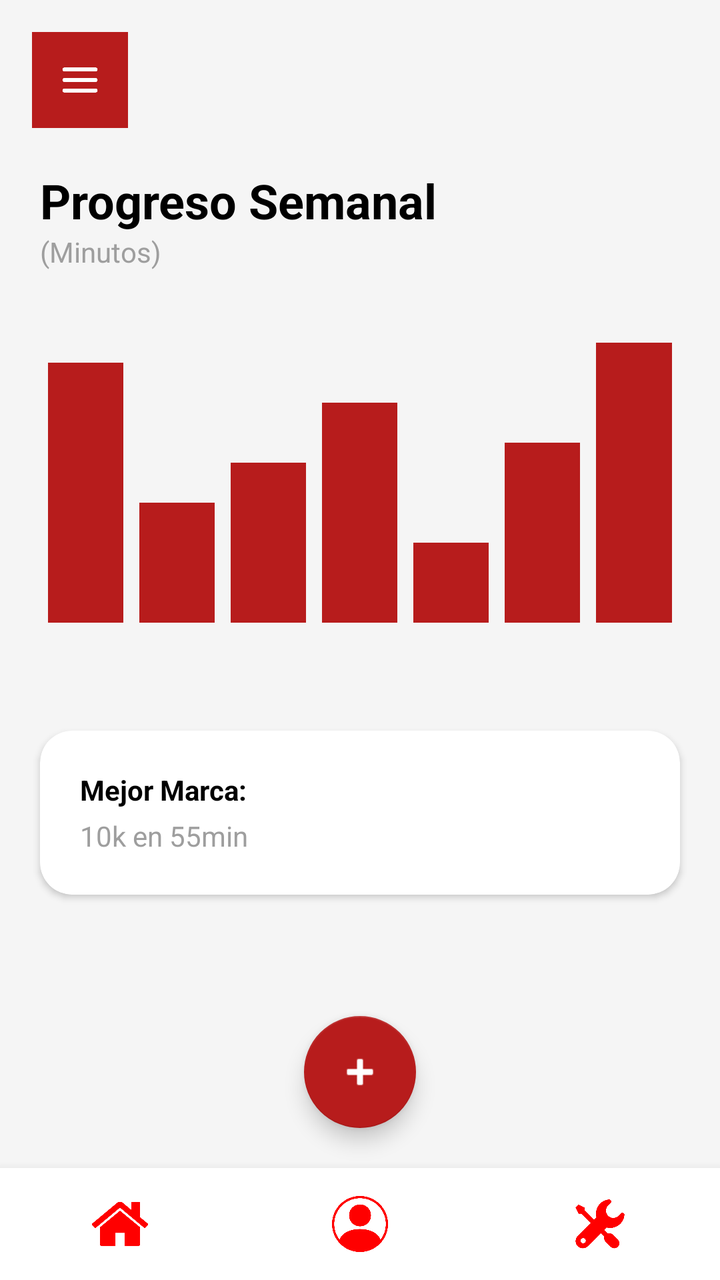
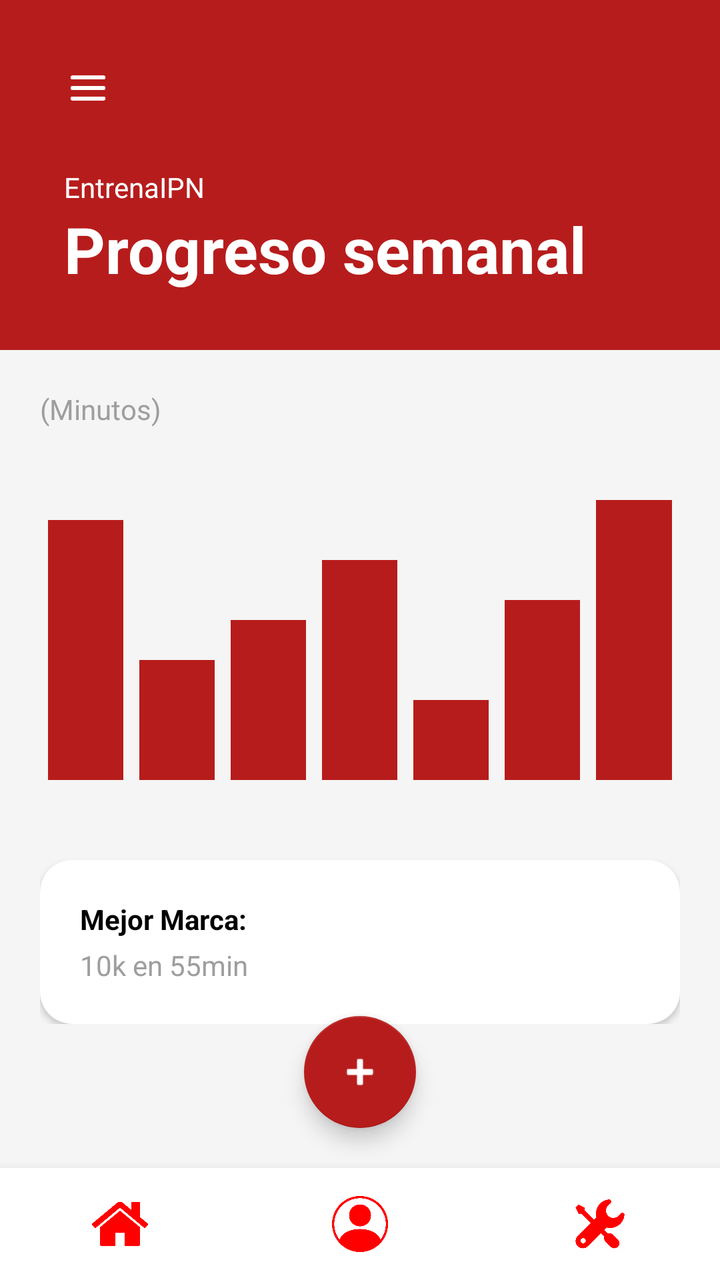

An Android layout rendered at two revisions. The XML below is the earlier revision; the diff shows what the commit changed to produce the second picture.
<!-- AndroidManifest.xml: application theme Theme.ActivaESCOM -->
<!-- res/layout/activity_progreso.xml -->
<?xml version="1.0" encoding="utf-8"?>
<androidx.drawerlayout.widget.DrawerLayout xmlns:android="http://schemas.android.com/apk/res/android"
    xmlns:app="http://schemas.android.com/apk/res-auto"
    android:id="@+id/drawerLayout"
    android:layout_width="match_parent"
    android:layout_height="match_parent">

    <androidx.constraintlayout.widget.ConstraintLayout
        android:layout_width="match_parent"
        android:layout_height="match_parent"
        android:background="@color/bg_light">

        <ImageButton
            android:id="@+id/btnHamburguesa"
            android:layout_width="48dp"
            android:layout_height="48dp"
            android:src="@drawable/navigation"
            android:background="@color/red_900"
            android:scaleType="fitCenter"
            android:padding="8dp"
            android:layout_marginStart="16dp"
            android:layout_marginTop="16dp"
            app:layout_constraintTop_toTopOf="parent"
            app:layout_constraintStart_toStartOf="parent" />

        <TextView
            android:id="@+id/tvTitle"
            android:layout_width="wrap_content"
            android:layout_height="wrap_content"
            android:text="Progreso Semanal"
            android:textSize="24sp"
            android:textStyle="bold"
            android:textColor="@color/black"
            android:layout_marginTop="20dp"
            android:layout_marginStart="20dp"
            app:layout_constraintTop_toBottomOf="@id/btnHamburguesa"
            app:layout_constraintStart_toStartOf="parent" />

        <TextView
            android:id="@+id/tvSubtitle"
            android:layout_width="wrap_content"
            android:layout_height="wrap_content"
            android:text="(Minutos)"
            android:textColor="@color/text_gray"
            android:layout_marginStart="20dp"
            app:layout_constraintTop_toBottomOf="@id/tvTitle"
            app:layout_constraintStart_toStartOf="parent" />

        <LinearLayout
            android:id="@+id/chartContainer"
            android:layout_width="match_parent"
            android:layout_height="150dp"
            android:orientation="horizontal"
            android:gravity="bottom"
            android:layout_marginTop="30dp"
            android:layout_marginStart="20dp"
            android:layout_marginEnd="20dp"
            app:layout_constraintTop_toBottomOf="@id/tvSubtitle">

            <View android:layout_width="0dp" android:layout_height="130dp" android:layout_weight="1" android:layout_margin="4dp" android:background="@color/red_900" />
            <View android:layout_width="0dp" android:layout_height="60dp"  android:layout_weight="1" android:layout_margin="4dp" android:background="@color/red_900" />
            <View android:layout_width="0dp" android:layout_height="80dp"  android:layout_weight="1" android:layout_margin="4dp" android:background="@color/red_900" />
            <View android:layout_width="0dp" android:layout_height="110dp" android:layout_weight="1" android:layout_margin="4dp" android:background="@color/red_900" />
            <View android:layout_width="0dp" android:layout_height="40dp"  android:layout_weight="1" android:layout_margin="4dp" android:background="@color/red_900" />
            <View android:layout_width="0dp" android:layout_height="90dp"  android:layout_weight="1" android:layout_margin="4dp" android:background="@color/red_900" />
            <View android:layout_width="0dp" android:layout_height="140dp" android:layout_weight="1" android:layout_margin="4dp" android:background="@color/red_900" />
        </LinearLayout>

        <androidx.cardview.widget.CardView
            android:id="@+id/cardBestMark"
            android:layout_width="match_parent"
            android:layout_height="wrap_content"
            app:cardCornerRadius="16dp"
            app:cardElevation="2dp"
            android:layout_marginTop="50dp"
            android:layout_marginStart="20dp"
            android:layout_marginEnd="20dp"
            app:layout_constraintTop_toBottomOf="@id/chartContainer">

            <LinearLayout
                android:layout_width="match_parent"
                android:layout_height="wrap_content"
                android:orientation="vertical"
                android:padding="20dp">

                <TextView
                    android:layout_width="wrap_content"
                    android:layout_height="wrap_content"
                    android:text="Mejor Marca:"
                    android:textStyle="bold"
                    android:textColor="@color/black" />

                
                <TextView
                    android:layout_width="wrap_content"
                    android:layout_height="wrap_content"
                    android:text="10k en 55min"
                    android:textColor="@color/text_gray"
                    android:layout_marginTop="4dp" />
            </LinearLayout>
        </androidx.cardview.widget.CardView>

        <include
            android:id="@+id/bottomNavBar"
            layout="@layout/bottom_navigation"
            android:layout_width="match_parent"
            android:layout_height="56dp"
            app:layout_constraintBottom_toBottomOf="parent"
            app:layout_constraintStart_toStartOf="parent"
            app:layout_constraintEnd_toEndOf="parent" />

        <com.google.android.material.floatingactionbutton.FloatingActionButton
            android:layout_width="wrap_content"
            android:layout_height="wrap_content"
            android:src="@android:drawable/ic_input_add"
            app:backgroundTint="@color/red_900"
            app:tint="@color/white"
            app:layout_constraintBottom_toTopOf="@id/bottomNavBar"
            app:layout_constraintStart_toStartOf="parent"
            app:layout_constraintEnd_toEndOf="parent"
            android:layout_marginBottom="20dp" />

    </androidx.constraintlayout.widget.ConstraintLayout>

    
    <com.google.android.material.navigation.NavigationView
        android:id="@+id/navigationView"
        android:layout_width="wrap_content"
        android:layout_height="match_parent"
        android:layout_gravity="start"
        android:background="@color/white"
        app:headerLayout="@layout/nav_header"
        app:menu="@menu/nav_menu" />

</androidx.drawerlayout.widget.DrawerLayout>
<!-- res/layout/bottom_navigation.xml (included above) -->
<?xml version="1.0" encoding="utf-8"?>
<LinearLayout xmlns:android="http://schemas.android.com/apk/res/android"
    android:id="@+id/bottomNavBar"
    android:layout_width="match_parent"
    android:layout_height="56dp"
    android:orientation="horizontal"
    android:background="@color/white"
    android:elevation="8dp">

    <ImageButton
        android:id="@+id/navInicio"
        android:layout_width="0dp"
        android:layout_height="match_parent"
        android:layout_weight="1"
        android:src="@drawable/home"
        android:background="?attr/selectableItemBackgroundBorderless"
        android:scaleType="fitCenter"
        android:padding="14dp" />
    <ImageButton
    android:id="@+id/navPerfil"
    android:layout_width="0dp"
    android:layout_height="match_parent"
    android:layout_weight="1"
    android:src="@drawable/profile"
    android:background="?attr/selectableItemBackgroundBorderless"
    android:scaleType="fitCenter"
    android:padding="14dp" />
    <ImageButton
    android:id="@+id/navConfig"
    android:layout_width="0dp"
    android:layout_height="match_parent"
    android:layout_weight="1"
    android:src="@drawable/settings"
    android:background="?attr/selectableItemBackgroundBorderless"
    android:scaleType="fitCenter"
    android:padding="14dp" /> </LinearLayout>
<!-- res/layout/nav_header.xml (included above) -->
<?xml version="1.0" encoding="utf-8"?>
<LinearLayout xmlns:android="http://schemas.android.com/apk/res/android"
    android:layout_width="match_parent"
    android:layout_height="match_parent"
    android:orientation="vertical"
    android:background="@color/white">

    <LinearLayout
        android:layout_width="311dp"
        android:layout_height="180dp"
        android:background="@color/red_900"
        android:gravity="bottom"
        android:orientation="vertical"
        android:padding="20dp">

        <ImageView
            android:layout_width="60dp"
            android:layout_height="60dp"
            android:src="@drawable/logo_ipn"
            android:tint="@color/white" />

        <TextView
            android:layout_width="wrap_content"
            android:layout_height="wrap_content"
            android:layout_marginTop="12dp"
            android:text="EntrenaIPN"
            android:textColor="@color/white"
            android:textSize="20sp"
            android:textStyle="bold" />

        <TextView
            android:layout_width="wrap_content"
            android:layout_height="wrap_content"
            android:text="Ingeniería en Sistemas Computacionales"
            android:textColor="@color/red_300"
            android:textSize="14sp" />
    </LinearLayout>

    <LinearLayout
        android:layout_width="310dp"
        android:layout_height="wrap_content"
        android:orientation="vertical"
        android:paddingTop="15dp">

        <TextView
            android:id="@+id/menu_actividad"
            android:layout_width="match_parent"
            android:layout_height="wrap_content"
            android:background="?attr/selectableItemBackground"
            android:clickable="true"
            android:focusable="true"
            android:padding="16dp"
            android:text="🏠  Actividad"
            android:textColor="@color/black"
            android:textSize="16sp" />

        <TextView
            android:id="@+id/menu_progreso"
            android:layout_width="match_parent"
            android:layout_height="wrap_content"
            android:background="?attr/selectableItemBackground"
            android:clickable="true"
            android:focusable="true"
            android:padding="16dp"
            android:text="📈  Progreso semanal"
            android:textColor="@color/black"
            android:textSize="16sp" />

        <TextView
            android:id="@+id/menu_carrera"
            android:layout_width="match_parent"
            android:layout_height="wrap_content"
            android:background="?attr/selectableItemBackground"
            android:clickable="true"
            android:focusable="true"
            android:padding="16dp"
            android:text="🏃  Carrera matutina"
            android:textColor="@color/black"
            android:textSize="16sp" />

        <TextView
            android:id="@+id/menu_nuevo"
            android:layout_width="match_parent"
            android:layout_height="wrap_content"
            android:background="?attr/selectableItemBackground"
            android:clickable="true"
            android:focusable="true"
            android:padding="16dp"
            android:text="💪  Nuevo entrenamiento"
            android:textColor="@color/black"
            android:textSize="16sp" />

        
        <TextView
            android:id="@+id/menu_config"
            android:layout_width="match_parent"
            android:layout_height="wrap_content"
            android:background="?attr/selectableItemBackground"
            android:clickable="true"
            android:focusable="true"
            android:padding="16dp"
            android:text="⚙️  Configuración"
            android:textColor="@color/black"
            android:textSize="16sp" />

        <View
            android:layout_width="match_parent"
            android:layout_height="1dp"
            android:layout_marginHorizontal="16dp"
            android:layout_marginTop="8dp"
            android:background="@color/gray_light" />

        
        <TextView
            android:id="@+id/menu_logout"
            android:layout_width="match_parent"
            android:layout_height="wrap_content"
            android:background="?attr/selectableItemBackground"
            android:clickable="true"
            android:focusable="true"
            android:padding="16dp"
            android:text="🚪  Cerrar sesión"
            android:textColor="@color/red_900"
            android:textSize="16sp" />
    </LinearLayout>
</LinearLayout>
<!-- resources referenced by this layout -->
<resources>
  <color name="bg_light">#F5F5F5</color>
  <color name="black">#FF000000</color>
  <color name="gray_light">#E0E0E0</color>
  <color name="red_300">#EF9A9A</color>
  <color name="red_900">#B71C1C</color>
  <color name="text_gray">#9E9E9E</color>
  <color name="white">#FFFFFFFF</color>
  <!-- drawable home: png bitmap (drawable, 15478 bytes) -->
  <!-- drawable logo_ipn: png bitmap (drawable, 799627 bytes) -->
  <!-- drawable navigation: png bitmap (drawable, 8970 bytes) -->
  <!-- drawable profile: png bitmap (drawable, 22269 bytes) -->
  <!-- drawable settings: png bitmap (drawable, 18368 bytes) -->
  <style name="Theme.ActivaESCOM" parent="Base.Theme.ActivaESCOM">
      </style>
  <style name="Base.Theme.ActivaESCOM" parent="Theme.MaterialComponents.DayNight.NoActionBar">
      </style>
</resources>

<!-- the commit's change to res/layout/activity_progreso.xml (unified diff, before → after) -->
@@ -8,74 +8,64 @@
     <androidx.constraintlayout.widget.ConstraintLayout
         android:layout_width="match_parent"
         android:layout_height="match_parent"
-        android:background="@color/bg_light">
+        android:background="@color/gray_background">
+
+        
+        <View
+            android:id="@+id/header_bg"
+            android:layout_width="match_parent"
+            android:layout_height="175dp"
+            android:background="@color/red_900"
+            app:layout_constraintTop_toTopOf="parent"
+            app:layout_constraintStart_toStartOf="parent"
+            app:layout_constraintEnd_toEndOf="parent" />
 
         <ImageButton
             android:id="@+id/btnHamburguesa"
             android:layout_width="48dp"
             android:layout_height="48dp"
             android:src="@drawable/navigation"
-            android:background="@color/red_900"
+            android:background="@android:color/transparent"
             android:scaleType="fitCenter"
             android:padding="8dp"
-            android:layout_marginStart="16dp"
-            android:layout_marginTop="16dp"
+            android:layout_marginStart="20dp"
+            android:layout_marginTop="20dp"
             app:layout_constraintTop_toTopOf="parent"
             app:layout_constraintStart_toStartOf="parent" />
 
-        <TextView
-            android:id="@+id/tvTitle"
-            android:layout_width="wrap_content"
-            android:layout_height="wrap_content"
-            android:text="Progreso Semanal"
-            android:textSize="24sp"
+        
+        <TextView
+            android:id="@+id/tv_appname"
+            android:layout_width="wrap_content"
+            android:layout_height="wrap_content"
+            android:text="EntrenaIPN"
+            android:textColor="@color/white"
+            android:textSize="14sp"
+            android:layout_marginStart="32dp"
+            android:layout_marginTop="16dp"
+            app:layout_constraintStart_toStartOf="parent"
+            app:layout_constraintTop_toBottomOf="@id/btnHamburguesa" />
+
+        <TextView
+            android:id="@+id/tv_screen_title"
+            android:layout_width="wrap_content"
+            android:layout_height="wrap_content"
+            android:text="Progreso semanal"
+            android:textColor="@color/white"
+            android:textSize="32sp"
             android:textStyle="bold"
-            android:textColor="@color/black"
-            android:layout_marginTop="20dp"
-            android:layout_marginStart="20dp"
-            app:layout_constraintTop_toBottomOf="@id/btnHamburguesa"
-            app:layout_constraintStart_toStartOf="parent" />
-
-        <TextView
-            android:id="@+id/tvSubtitle"
-            android:layout_width="wrap_content"
-            android:layout_height="wrap_content"
-            android:text="(Minutos)"
-            android:textColor="@color/text_gray"
-            android:layout_marginStart="20dp"
-            app:layout_constraintTop_toBottomOf="@id/tvTitle"
-            app:layout_constraintStart_toStartOf="parent" />
-
-        <LinearLayout
-            android:id="@+id/chartContainer"
-            android:layout_width="match_parent"
-            android:layout_height="150dp"
-            android:orientation="horizontal"
-            android:gravity="bottom"
-            android:layout_marginTop="30dp"
-            android:layout_marginStart="20dp"
-            android:layout_marginEnd="20dp"
-            app:layout_constraintTop_toBottomOf="@id/tvSubtitle">
-
-            <View android:layout_width="0dp" android:layout_height="130dp" android:layout_weight="1" android:layout_margin="4dp" android:background="@color/red_900" />
-            <View android:layout_width="0dp" android:layout_height="60dp"  android:layout_weight="1" android:layout_margin="4dp" android:background="@color/red_900" />
-            <View android:layout_width="0dp" android:layout_height="80dp"  android:layout_weight="1" android:layout_margin="4dp" android:background="@color/red_900" />
-            <View android:layout_width="0dp" android:layout_height="110dp" android:layout_weight="1" android:layout_margin="4dp" android:background="@color/red_900" />
-            <View android:layout_width="0dp" android:layout_height="40dp"  android:layout_weight="1" android:layout_margin="4dp" android:background="@color/red_900" />
-            <View android:layout_width="0dp" android:layout_height="90dp"  android:layout_weight="1" android:layout_margin="4dp" android:background="@color/red_900" />
-            <View android:layout_width="0dp" android:layout_height="140dp" android:layout_weight="1" android:layout_margin="4dp" android:background="@color/red_900" />
-        </LinearLayout>
-
-        <androidx.cardview.widget.CardView
-            android:id="@+id/cardBestMark"
-            android:layout_width="match_parent"
-            android:layout_height="wrap_content"
-            app:cardCornerRadius="16dp"
-            app:cardElevation="2dp"
-            android:layout_marginTop="50dp"
-            android:layout_marginStart="20dp"
-            android:layout_marginEnd="20dp"
-            app:layout_constraintTop_toBottomOf="@id/chartContainer">
+            android:layout_marginStart="32dp"
+            app:layout_constraintStart_toStartOf="parent"
+            app:layout_constraintTop_toBottomOf="@id/tv_appname" />
+
+        <ScrollView
+            android:id="@+id/scrollContent"
+            android:layout_width="match_parent"
+            android:layout_height="0dp"
+            app:layout_constraintTop_toBottomOf="@id/header_bg"
+            app:layout_constraintBottom_toTopOf="@id/bottomNavBar"
+            app:layout_constraintStart_toStartOf="parent"
+            app:layout_constraintEnd_toEndOf="parent">
 
             <LinearLayout
                 android:layout_width="match_parent"
@@ -84,21 +74,64 @@
                 android:padding="20dp">
 
                 <TextView
+                    android:id="@+id/tvSubtitle"
                     android:layout_width="wrap_content"
                     android:layout_height="wrap_content"
-                    android:text="Mejor Marca:"
-                    android:textStyle="bold"
-                    android:textColor="@color/black" />
-
-                
-                <TextView
-                    android:layout_width="wrap_content"
+                    android:text="(Minutos)"
+                    android:textColor="@color/text_gray"
+                    android:layout_marginBottom="20dp" />
+
+                <LinearLayout
+                    android:id="@+id/chartContainer"
+                    android:layout_width="match_parent"
+                    android:layout_height="150dp"
+                    android:orientation="horizontal"
+                    android:gravity="bottom"
+                    android:layout_marginTop="10dp"
+                    android:layout_marginBottom="20dp">
+
+                    <View android:layout_width="0dp" android:layout_height="130dp" android:layout_weight="1" android:layout_margin="4dp" android:background="@color/red_900" />
+                    <View android:layout_width="0dp" android:layout_height="60dp"  android:layout_weight="1" android:layout_margin="4dp" android:background="@color/red_900" />
+                    <View android:layout_width="0dp" android:layout_height="80dp"  android:layout_weight="1" android:layout_margin="4dp" android:background="@color/red_900" />
+                    <View android:layout_width="0dp" android:layout_height="110dp" android:layout_weight="1" android:layout_margin="4dp" android:background="@color/red_900" />
+                    <View android:layout_width="0dp" android:layout_height="40dp"  android:layout_weight="1" android:layout_margin="4dp" android:background="@color/red_900" />
+                    <View android:layout_width="0dp" android:layout_height="90dp"  android:layout_weight="1" android:layout_margin="4dp" android:background="@color/red_900" />
+                    <View android:layout_width="0dp" android:layout_height="140dp" android:layout_weight="1" android:layout_margin="4dp" android:background="@color/red_900" />
+                </LinearLayout>
+
+                <androidx.cardview.widget.CardView
+                    android:id="@+id/cardBestMark"
+                    android:layout_width="match_parent"
                     android:layout_height="wrap_content"
-                    android:text="10k en 55min"
-                    android:textColor="@color/text_gray"
-                    android:layout_marginTop="4dp" />
+                    app:cardCornerRadius="16dp"
+                    app:cardElevation="2dp"
+                    android:layout_marginTop="16dp">
+
+                    <LinearLayout
+                        android:layout_width="match_parent"
+                        android:layout_height="wrap_content"
+                        android:orientation="vertical"
+                        android:padding="20dp">
+
+                        <TextView
+                            android:layout_width="wrap_content"
+                            android:layout_height="wrap_content"
+                            android:text="Mejor Marca:"
+                            android:textStyle="bold"
+                            android:textColor="@color/black" />
+
+                        
+                        <TextView
+                            android:layout_width="wrap_content"
+                            android:layout_height="wrap_content"
+                            android:text="10k en 55min"
+                            android:textColor="@color/text_gray"
+                            android:layout_marginTop="4dp" />
+                    </LinearLayout>
+                </androidx.cardview.widget.CardView>
+
             </LinearLayout>
-        </androidx.cardview.widget.CardView>
+        </ScrollView>
 
         <include
             android:id="@+id/bottomNavBar"
@@ -180,11 +213,11 @@
 
     <LinearLayout
         android:layout_width="311dp"
-        android:layout_height="180dp"
+        android:layout_height="175dp"
         android:background="@color/red_900"
         android:gravity="bottom"
         android:orientation="vertical"
-        android:padding="20dp">
+        android:padding="25dp">
 
         <ImageView
             android:layout_width="60dp"
@@ -195,7 +228,7 @@
         <TextView
             android:layout_width="wrap_content"
             android:layout_height="wrap_content"
-            android:layout_marginTop="12dp"
+            android:layout_marginTop="14dp"
             android:text="EntrenaIPN"
             android:textColor="@color/white"
             android:textSize="20sp"
@@ -204,7 +237,7 @@
         <TextView
             android:layout_width="wrap_content"
             android:layout_height="wrap_content"
-            android:text="Ingeniería en Sistemas Computacionales"
+            android:text="ESCOM - ISC"
             android:textColor="@color/red_300"
             android:textSize="14sp" />
     </LinearLayout>
@@ -223,7 +256,7 @@
             android:clickable="true"
             android:focusable="true"
             android:padding="16dp"
-            android:text="🏠  Actividad"
+            android:text="🏠  Inicio"
             android:textColor="@color/black"
             android:textSize="16sp" />
 
<!-- resource entries referenced after the edit -->
@@ -1,7 +1,7 @@
 <!-- resources referenced by this layout -->
 <resources>
-  <color name="bg_light">#F5F5F5</color>
   <color name="black">#FF000000</color>
+  <color name="gray_background">#F5F5F5</color>
   <color name="gray_light">#E0E0E0</color>
   <color name="red_300">#EF9A9A</color>
   <color name="red_900">#B71C1C</color>
